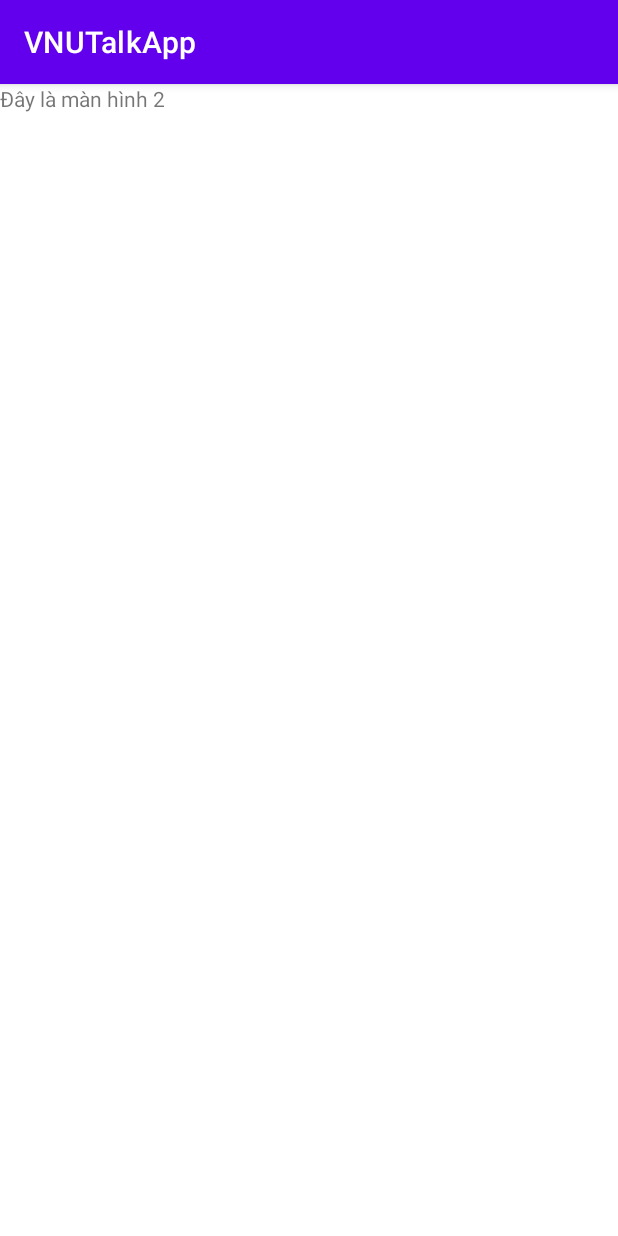
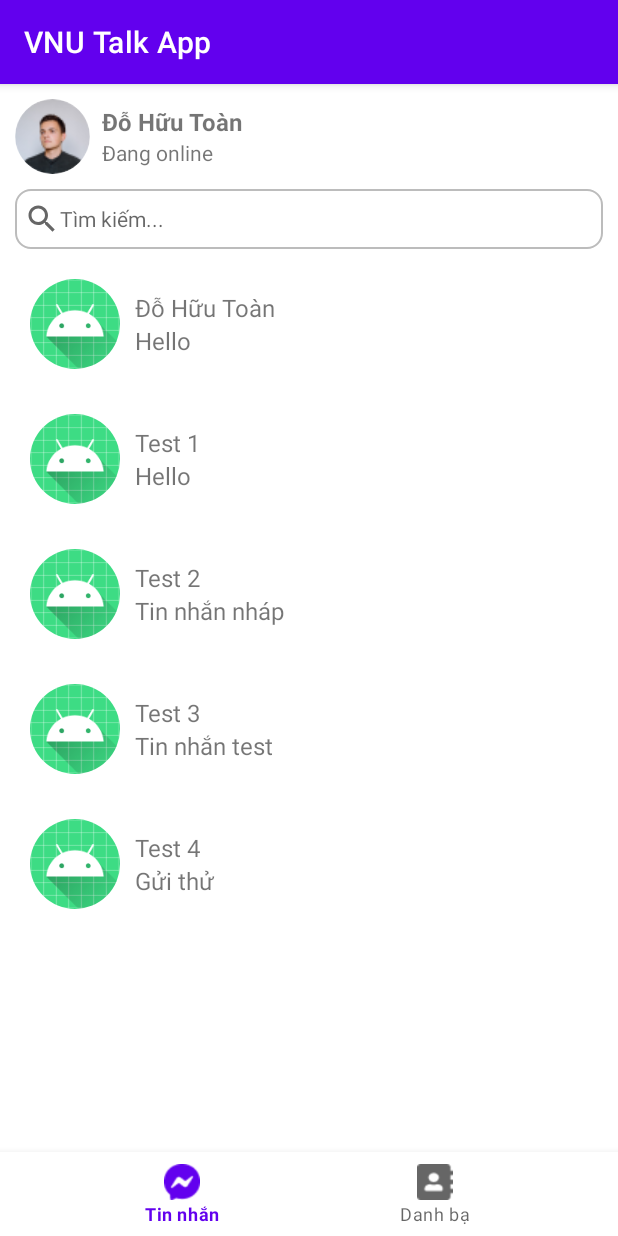
Before and after one commit to do-huu-toan/VNU-Talk, an Android app: the screen it shows after launch (MainActivity), on a phone screen of 412 x 824 dp. Run offline under Robolectric (Android 15) with nearby library versions, the phone set to English and light mode, and no system bars; our stand-ins replace CircleImageView.

Commit message:
Create MainActivity Screen and Apdater Message Item

```diff
--- a/Mobile/VNUTalkApp/app/build.gradle
+++ b/Mobile/VNUTalkApp/app/build.gradle
@@ -36,4 +36,6 @@ dependencies {
     testImplementation 'junit:junit:4.+'
     androidTestImplementation 'androidx.test.ext:junit:1.1.3'
     androidTestImplementation 'androidx.test.espresso:espresso-core:3.4.0'
+    implementation 'de.hdodenhof:circleimageview:3.1.0'
+
 }
--- a/Mobile/VNUTalkApp/app/src/main/AndroidManifest.xml
+++ b/Mobile/VNUTalkApp/app/src/main/AndroidManifest.xml
@@ -12,6 +12,7 @@
         <activity android:name=".src.view.MainActivity">
             <intent-filter>
                 <action android:name="android.intent.action.MAIN" />
+
                 <category android:name="android.intent.category.LAUNCHER" />
             </intent-filter>
         </activity>
--- a/Mobile/VNUTalkApp/app/src/main/java/com/example/vnutalkapp/src/apdater/MessageApdater.java
+++ b/Mobile/VNUTalkApp/app/src/main/java/com/example/vnutalkapp/src/apdater/MessageApdater.java
@@ -1,4 +1,60 @@
 package com.example.vnutalkapp.src.apdater;
 
-public class MessageApdater {
+import android.view.LayoutInflater;
+import android.view.View;
+import android.view.ViewGroup;
+import android.widget.BaseAdapter;
+import android.widget.TextView;
+
+import androidx.annotation.NonNull;
+import androidx.recyclerview.widget.RecyclerView;
+
+import com.example.vnutalkapp.R;
+import com.example.vnutalkapp.src.model.MessageItem;
+
+import java.util.List;
+
+public class MessageApdater extends RecyclerView.Adapter<MessageApdater.MessageViewHolder>{
+
+    private List<MessageItem> mListMessage;
+
+    public void setData(List<MessageItem> data){
+        mListMessage = data;
+        notifyDataSetChanged();
+    }
+
+    @NonNull
+    @Override
+    public MessageViewHolder onCreateViewHolder(@NonNull ViewGroup parent, int viewType) {
+        View view = LayoutInflater.from(parent.getContext()).inflate(R.layout.item_user, parent, false);
+        return new MessageViewHolder(view);
+    }
+
+    @Override
+    public void onBindViewHolder(@NonNull MessageViewHolder holder, int position) {
+        MessageItem message = mListMessage.get(position);
+        if(message == null)
+            return;
+        holder.user.setText(message.getUser());
+        holder.message.setText(message.getMessage());
+    }
+
+    @Override
+    public int getItemCount() {
+        if(mListMessage != null){
+            return mListMessage.size();
+        }
+        return 0;
+    }
+
+    public class MessageViewHolder extends RecyclerView.ViewHolder{
+        private TextView user;
+        private TextView message;
+
+        public MessageViewHolder(@NonNull View itemView) {
+            super(itemView);
+            user = itemView.findViewById(R.id.tv_item_user);
+            message = itemView.findViewById(R.id.tv_item_user_message);
+        }
+    }
 }
--- a/Mobile/VNUTalkApp/app/src/main/java/com/example/vnutalkapp/src/model/MessageItem.java
+++ b/Mobile/VNUTalkApp/app/src/main/java/com/example/vnutalkapp/src/model/MessageItem.java
@@ -1,4 +1,27 @@
 package com.example.vnutalkapp.src.model;
 
 public class MessageItem {
+    private String user;
+    private String message;
+
+    public void setUser(String user) {
+        this.user = user;
+    }
+
+    public void setMessage(String message) {
+        this.message = message;
+    }
+
+    public String getUser() {
+        return user;
+    }
+
+    public String getMessage() {
+        return message;
+    }
+
+    public MessageItem(String user, String message) {
+        this.user = user;
+        this.message = message;
+    }
 }
--- a/Mobile/VNUTalkApp/app/src/main/java/com/example/vnutalkapp/src/view/MainActivity.java
+++ b/Mobile/VNUTalkApp/app/src/main/java/com/example/vnutalkapp/src/view/MainActivity.java
@@ -1,16 +1,46 @@
 package com.example.vnutalkapp.src.view;
 
 import androidx.appcompat.app.AppCompatActivity;
+import androidx.recyclerview.widget.LinearLayoutManager;
+import androidx.recyclerview.widget.RecyclerView;
 
 import android.os.Bundle;
+import android.util.Log;
 
 import com.example.vnutalkapp.R;
+import com.example.vnutalkapp.src.apdater.MessageApdater;
+import com.example.vnutalkapp.src.model.MessageItem;
+
+import java.util.ArrayList;
+import java.util.List;
 
 public class MainActivity extends AppCompatActivity {
 
+    private RecyclerView rcvMessage;
+    private MessageApdater msgApdater;
     @Override
     protected void onCreate(Bundle savedInstanceState) {
         super.onCreate(savedInstanceState);
         setContentView(R.layout.activity_main);
+
+        rcvMessage = findViewById(R.id.rcv_listMessage);
+        msgApdater = new MessageApdater();
+        msgApdater.setData(getListData());
+
+        LinearLayoutManager linearLayoutManager = new LinearLayoutManager(this);
+        rcvMessage.setLayoutManager(linearLayoutManager);
+        rcvMessage.setAdapter(msgApdater);
+
+        Log.e("DHT", String.valueOf(getListData().size()));
+    }
+
+    private List<MessageItem> getListData(){
+        List<MessageItem> list = new ArrayList<>();
+        list.add(new MessageItem("Đỗ Hữu Toàn", "Hello"));
+        list.add(new MessageItem("Test 1", "Hello"));
+        list.add(new MessageItem("Test 2", "Tin nhắn nháp"));
+        list.add(new MessageItem("Test 3", "Tin nhắn test"));
+        list.add(new MessageItem("Test 4", "Gửi thử"));
+        return  list;
     }
 }
--- /dev/null
+++ b/Mobile/VNUTalkApp/app/src/main/res/drawable/ic_baseline_search_24.xml
@@ -0,0 +1,10 @@
+<vector xmlns:android="http://schemas.android.com/apk/res/android"
+    android:width="24dp"
+    android:height="24dp"
+    android:viewportWidth="24"
+    android:viewportHeight="24"
+    android:tint="?attr/colorControlNormal">
+  <path
+      android:fillColor="@android:color/white"
+      android:pathData="M15.5,14h-0.79l-0.28,-0.27C15.41,12.59 16,11.11 16,9.5 16,5.91 13.09,3 9.5,3S3,5.91 3,9.5 5.91,16 9.5,16c1.61,0 3.09,-0.59 4.23,-1.57l0.27,0.28v0.79l5,4.99L20.49,19l-4.99,-5zM9.5,14C7.01,14 5,11.99 5,9.5S7.01,5 9.5,5 14,7.01 14,9.5 11.99,14 9.5,14z"/>
+</vector>
--- /dev/null
+++ b/Mobile/VNUTalkApp/app/src/main/res/drawable/image_view_round.xml
@@ -0,0 +1,4 @@
+<?xml version="1.0" encoding="utf-8"?>
+<shape xmlns:android="http://schemas.android.com/apk/res/android">
+    <corners android:radius="50dp"/>
+</shape>
--- /dev/null
+++ b/Mobile/VNUTalkApp/app/src/main/res/drawable/input_text.xml
@@ -0,0 +1,7 @@
+<?xml version="1.0" encoding="utf-8"?>
+<shape xmlns:android="http://schemas.android.com/apk/res/android">
+    <stroke
+        android:width="1dp"
+        android:color="#BCBCBC"/>
+    <corners android:radius="10dp"/>
+</shape>
--- a/Mobile/VNUTalkApp/app/src/main/res/layout/activity_main.xml
+++ b/Mobile/VNUTalkApp/app/src/main/res/layout/activity_main.xml
@@ -1,18 +1,68 @@
 <?xml version="1.0" encoding="utf-8"?>
-<LinearLayout xmlns:android="http://schemas.android.com/apk/res/android"
+<RelativeLayout xmlns:android="http://schemas.android.com/apk/res/android"
     xmlns:app="http://schemas.android.com/apk/res-auto"
     xmlns:tools="http://schemas.android.com/tools"
     android:layout_width="match_parent"
     android:layout_height="match_parent"
+    android:orientation="vertical"
     tools:context=".src.view.MainActivity">
 
-    <TextView
-        android:layout_width="wrap_content"
+    <LinearLayout
+        android:padding="10dp"
+        android:orientation="vertical"
+        android:layout_width="match_parent"
+        android:layout_height="match_parent">
+
+        <LinearLayout
+            android:layout_width="match_parent"
+            android:layout_height="wrap_content">
+
+            <de.hdodenhof.circleimageview.CircleImageView
+                xmlns:app="http://schemas.android.com/apk/res-auto"
+                android:id="@+id/avatar"
+                android:layout_width="50dp"
+                android:layout_height="50dp"
+                android:src="@drawable/avatar"
+                android:layout_marginRight="8dp"/>
+            <LinearLayout android:orientation="vertical"
+                android:gravity="left|center"
+                android:layout_width="match_parent"
+                android:layout_height="match_parent">
+                <TextView
+                    android:textSize="16dp"
+                    android:textStyle="bold"
+                    android:text="Đỗ Hữu Toàn"
+                    android:layout_width="wrap_content"
+                    android:layout_height="wrap_content"/>
+                <TextView
+                    android:textSize="14dp"
+                    android:text="Đang online"
+                    android:layout_width="wrap_content"
+                    android:layout_height="wrap_content"/>
+            </LinearLayout>
+        </LinearLayout>
+        <EditText
+            android:textSize="14dp"
+            android:hint="Tìm kiếm..."
+            android:height="40dp"
+            android:padding="6dp"
+            android:background="@drawable/input_text"
+            android:drawableStart="@drawable/ic_baseline_search_24"
+            android:layout_marginTop="10dp"
+            android:layout_width="match_parent"
+            android:layout_height="wrap_content"/>
+
+        <androidx.recyclerview.widget.RecyclerView
+            android:id="@+id/rcv_listMessage"
+            android:layout_width="match_parent"
+            android:layout_height="match_parent" />
+
+    </LinearLayout>
+
+    <com.google.android.material.bottomnavigation.BottomNavigationView
+        android:id="@+id/bottom_nav"
+        android:layout_alignParentBottom="true"
+        android:layout_width="match_parent"
         android:layout_height="wrap_content"
-        android:text="Đây là màn hình 2"
-        app:layout_constraintBottom_toBottomOf="parent"
-        app:layout_constraintLeft_toLeftOf="parent"
-        app:layout_constraintRight_toRightOf="parent"
-        app:layout_constraintTop_toTopOf="parent" />
-
-</LinearLayout>
+        app:menu="@menu/menu_bottom_nav"/>
+</RelativeLayout>
--- /dev/null
+++ b/Mobile/VNUTalkApp/app/src/main/res/layout/item_user.xml
@@ -0,0 +1,35 @@
+<?xml version="1.0" encoding="utf-8"?>
+<RelativeLayout xmlns:android="http://schemas.android.com/apk/res/android"
+    android:layout_width="match_parent"
+    android:layout_height="wrap_content"
+    android:padding="10dp"
+    android:layout_marginTop="10dp"
+    android:layout_marginEnd="10dp">
+    <de.hdodenhof.circleimageview.CircleImageView
+        android:id="@+id/user_avatar"
+        android:layout_width="60dp"
+        android:layout_height="60dp"
+        android:src="@mipmap/ic_launcher"/>
+    <LinearLayout
+        android:layout_centerVertical="true"
+        android:layout_marginStart="10dp"
+        android:layout_toEndOf="@+id/user_avatar"
+        android:orientation="vertical"
+        android:layout_width="match_parent"
+        android:layout_height="wrap_content">
+        <TextView
+            android:id="@+id/tv_item_user"
+            android:layout_width="match_parent"
+            android:layout_height="wrap_content"
+            android:text="@string/app_name"
+            android:textSize="16dp"
+            />
+        <TextView
+            android:id="@+id/tv_item_user_message"
+            android:layout_width="match_parent"
+            android:layout_height="wrap_content"
+            android:text="Hello"
+            android:textSize="16dp"
+            />
+    </LinearLayout>
+</RelativeLayout>
--- /dev/null
+++ b/Mobile/VNUTalkApp/app/src/main/res/menu/menu_bottom_nav.xml
@@ -0,0 +1,9 @@
+<?xml version="1.0" encoding="utf-8"?>
+<menu xmlns:android="http://schemas.android.com/apk/res/android">
+    <item android:id="@+id/action_messenger"
+        android:title="@string/action_message"
+        android:icon="@drawable/messenger"/>
+    <item android:id="@+id/action_book"
+        android:title="@string/action_book"
+        android:icon="@drawable/book"/>
+</menu>
--- a/Mobile/VNUTalkApp/app/src/main/res/values/strings.xml
+++ b/Mobile/VNUTalkApp/app/src/main/res/values/strings.xml
@@ -1,3 +1,5 @@
 <resources>
-    <string name="app_name">VNUTalkApp</string>
+    <string name="app_name">VNU Talk App</string>
+    <string name="action_message">Tin nhắn</string>
+    <string name="action_book">Danh bạ</string>
 </resources>
```
Also changed, not shown: Mobile/VNUTalkApp/app/src/main/res/drawable/avatar.png (added), Mobile/VNUTalkApp/app/src/main/res/drawable/avatar1.png (added), Mobile/VNUTalkApp/app/src/main/res/drawable/book.png (added), Mobile/VNUTalkApp/app/src/main/res/drawable/messenger.png (added).
